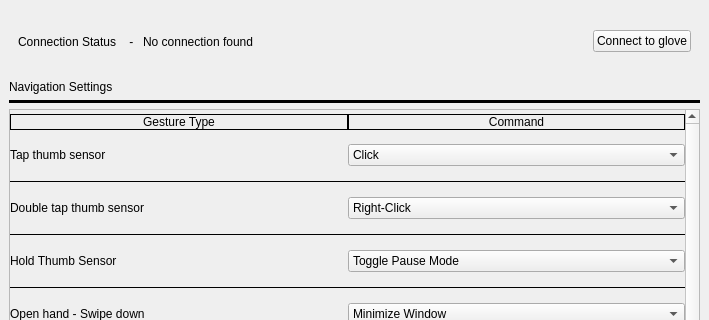
The window that Software-PC/Checkoff_2_GUI.ui (Ajk212/Senior-Design-Group-4) describes before a commit, drawn with Qt 5; both pictures show x 0 to 709 and y 0 to 320 of the 709 by 785 pixel window.
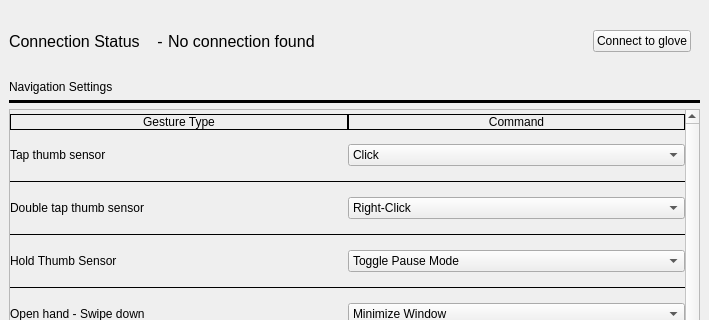
The same window after the commit.

The edit to the form file:
```diff
--- a/Software-PC/Checkoff_2_GUI.ui
+++ b/Software-PC/Checkoff_2_GUI.ui
@@ -27,10 +27,24 @@
     <item>
      <widget class="QWidget" name="widget" native="true">
       <layout class="QHBoxLayout" name="horizontalLayout_3">
+       <property name="spacing">
+        <number>0</number>
+       </property>
+       <property name="leftMargin">
+        <number>0</number>
+       </property>
        <item>
         <layout class="QHBoxLayout" name="horizontalLayout_2">
+         <property name="spacing">
+          <number>0</number>
+         </property>
          <item>
           <widget class="QLabel" name="label_3">
+           <property name="font">
+            <font>
+             <pointsize>12</pointsize>
+            </font>
+           </property>
            <property name="text">
             <string>Connection Status    - </string>
            </property>
@@ -38,6 +52,11 @@
          </item>
          <item>
           <widget class="QLabel" name="connection_label">
+           <property name="font">
+            <font>
+             <pointsize>12</pointsize>
+            </font>
+           </property>
            <property name="text">
             <string>No connection found</string>
            </property>
```
Left out of the diff: 4 changed lines with no effect on the pictures.
